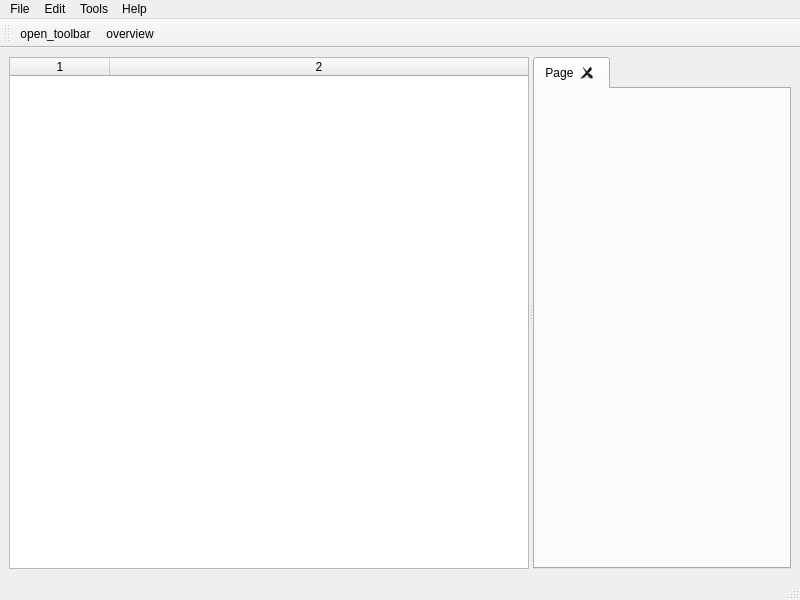
Before: the Qt Designer form dfits.ui in dheerajshenoy/FITSExplorer, drawn with Qt 5.
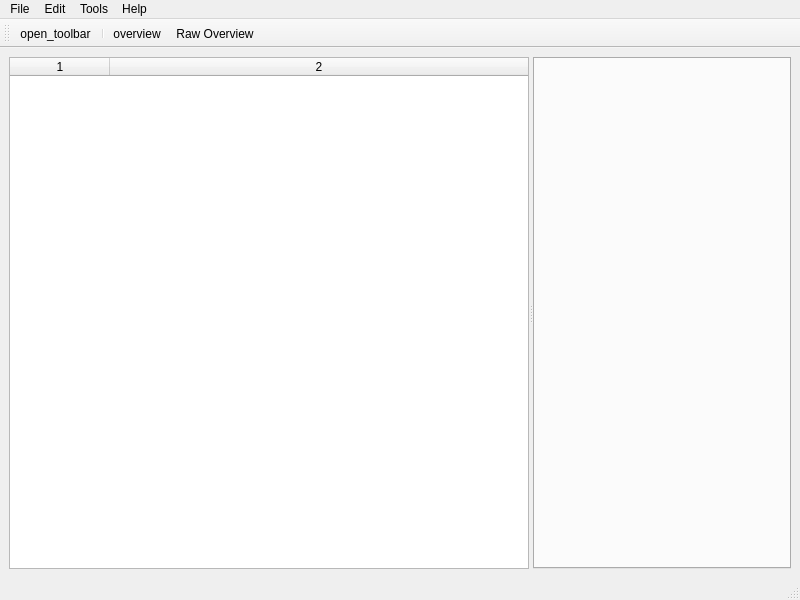
After: the same form once the commit is applied. Icons and pictures are not drawn. Custom widgets are drawn as their Qt base class.

Commit message: added Tabular and Raw Overview feature

Diff of the .ui file:
```diff
--- a/dfits.ui
+++ b/dfits.ui
@@ -76,11 +76,6 @@
           <property name="tabBarAutoHide">
            <bool>false</bool>
           </property>
-          <widget class="QWidget" name="tab">
-           <attribute name="title">
-            <string>Page</string>
-           </attribute>
-          </widget>
          </widget>
         </item>
        </layout>
@@ -151,7 +146,9 @@
     <bool>false</bool>
    </attribute>
    <addaction name="actionopen_toolbar"/>
+   <addaction name="separator"/>
    <addaction name="actionoverview"/>
+   <addaction name="actionoverview_raw"/>
   </widget>
   <action name="actionOpen">
    <property name="text">
@@ -203,6 +200,17 @@
    </property>
    <property name="text">
     <string>open_toolbar</string>
+   </property>
+   <property name="toolTip">
+    <string>Open File</string>
+   </property>
+   <property name="menuRole">
+    <enum>QAction::NoRole</enum>
+   </property>
+  </action>
+  <action name="actionoverview_raw">
+   <property name="text">
+    <string>Raw Overview</string>
    </property>
    <property name="menuRole">
     <enum>QAction::NoRole</enum>
```
Left out of the diff: 11 changed lines with no effect on the pictures. The commit also changes 9 other files.
